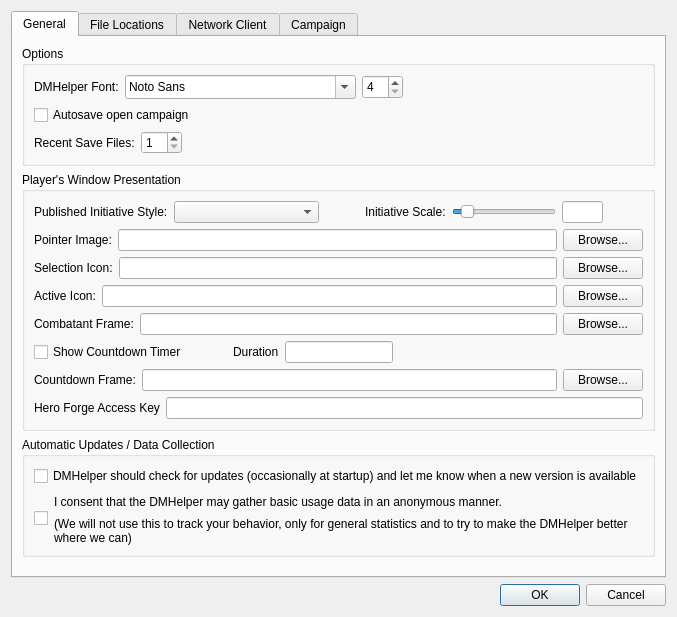
Qt form DMHelper/src/optionsdialog.ui (MMetze/DMHelper) before a commit.
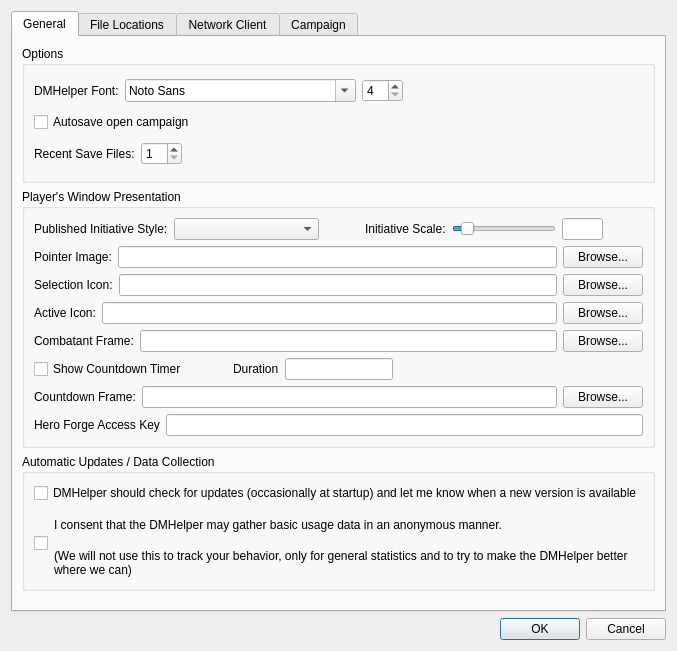
The same form after that commit. Icons and pictures are not drawn.

```diff
--- a/DMHelper/src/optionsdialog.ui
+++ b/DMHelper/src/optionsdialog.ui
@@ -7,7 +7,7 @@
     <x>0</x>
     <y>0</y>
     <width>668</width>
-    <height>617</height>
+    <height>651</height>
    </rect>
   </property>
   <property name="windowTitle">
@@ -73,17 +73,11 @@
             <item>
              <widget class="QSpinBox" name="spinBoxFontSize">
               <property name="sizePolicy">
-               <sizepolicy hsizetype="Minimum" vsizetype="Preferred">
+               <sizepolicy hsizetype="Minimum" vsizetype="Fixed">
                 <horstretch>0</horstretch>
                 <verstretch>0</verstretch>
                </sizepolicy>
               </property>
-              <property name="minimumSize">
-               <size>
-                <width>0</width>
-                <height>22</height>
-               </size>
-              </property>
               <property name="suffix">
                <string/>
               </property>
@@ -126,17 +120,11 @@
             <item>
              <widget class="QSpinBox" name="spinBoxMRUCount">
               <property name="sizePolicy">
-               <sizepolicy hsizetype="Minimum" vsizetype="Preferred">
+               <sizepolicy hsizetype="Minimum" vsizetype="Fixed">
                 <horstretch>0</horstretch>
                 <verstretch>0</verstretch>
                </sizepolicy>
               </property>
-              <property name="minimumSize">
-               <size>
-                <width>0</width>
-                <height>22</height>
-               </size>
-              </property>
               <property name="suffix">
                <string/>
               </property>
```
